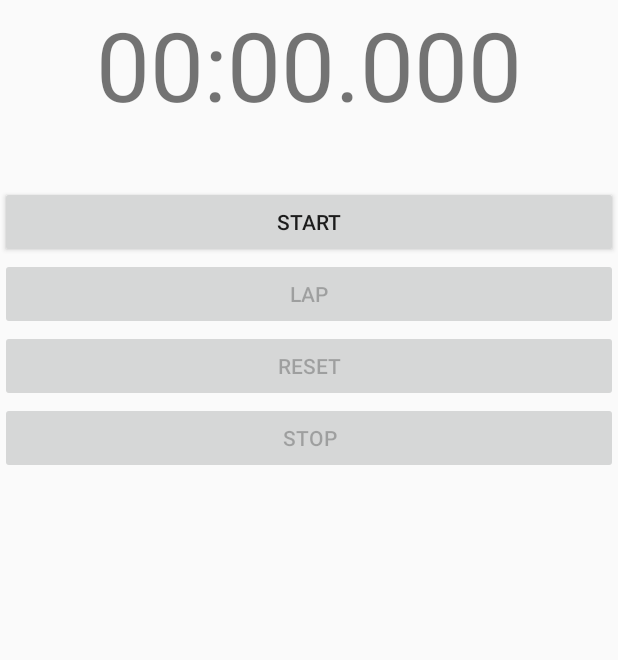
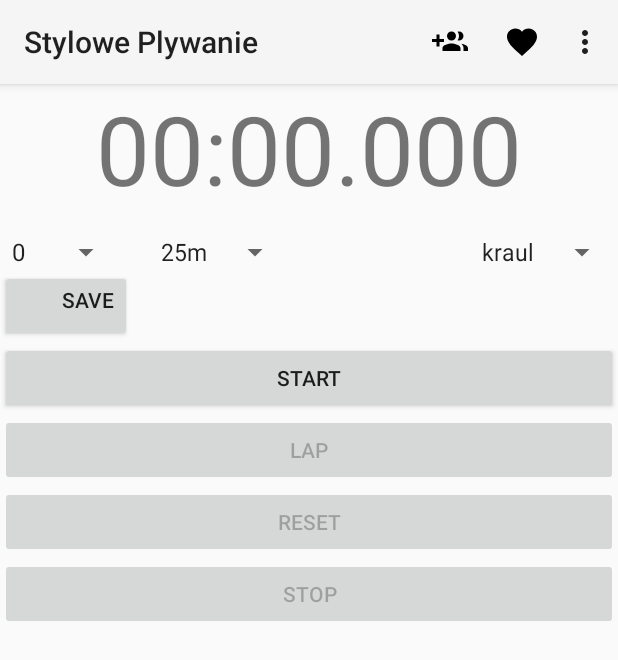
Before and after one commit to WoodenGlass/stylowePlywanie, an Android app: the TrainingManager screen opened directly, with no data from a screen before it, on a phone screen of 412 x 824 dp. Shown: the top 660 px of the screen. Run offline under Robolectric (Android 15) with nearby library versions, the phone set to English and light mode, and no system bars.

```diff
--- a/app/src/main/java/com/example/dobrowol/styloweplywanie/teammanagement/TrainingManager.java
+++ b/app/src/main/java/com/example/dobrowol/styloweplywanie/teammanagement/TrainingManager.java
@@ -7,24 +7,32 @@ import android.os.Handler;
 import android.os.SystemClock;
 import android.support.annotation.Nullable;
 import android.support.v7.app.AppCompatActivity;
+import android.support.v7.widget.Toolbar;
 import android.util.Log;
 import android.view.ContextMenu;
+import android.view.Menu;
+import android.view.MenuInflater;
 import android.view.MenuItem;
 import android.view.View;
 import android.widget.AdapterView;
 import android.widget.ArrayAdapter;
 import android.widget.Button;
 import android.widget.ListView;
+import android.widget.Spinner;
 import android.widget.TextView;
+import android.widget.Toast;
 
 import com.example.dobrowol.styloweplywanie.R;
+import com.example.dobrowol.styloweplywanie.utils.CsvDataUtils;
 import com.example.dobrowol.styloweplywanie.utils.StudentAchievement;
 import com.example.dobrowol.styloweplywanie.utils.StudentData;
 import com.example.dobrowol.styloweplywanie.utils.TeamData;
 import com.example.dobrowol.styloweplywanie.utils.TeamDataUtils;
 
+import java.text.SimpleDateFormat;
 import java.util.ArrayList;
 import java.util.Arrays;
+import java.util.Calendar;
 import java.util.HashMap;
 import java.util.LinkedList;
 import java.util.List;
@@ -35,6 +43,7 @@ import java.util.Map;
  */
 
 public class TrainingManager extends AppCompatActivity implements View.OnClickListener {
+    private static final int ADD_TEAM_REQUEST = 1;
     private static final String KEY = "TeamName";
     private String currentTime;
     private Button btnStart;
@@ -58,7 +67,36 @@ public class TrainingManager extends AppCompatActivity implements View.OnClickLi
     private String selectedTime;
     private String fileToSave;
     private StudentAchievement currentStudentAchievement;
+    Spinner spnr;
+    Spinner spnrDistance;
+    Spinner spnrStrokeCount;
+    Button btnSave;
 
+
+    String[] styles = {
+            "kraul",
+            "grzbiet",
+            "delfin",
+            "żabka",
+            "NN kraul",
+            "NN delfin",
+            "NN żabka",
+            "NN grzbiet",
+            "NN delfin pod wodą",
+            "NN delfin na plecach pod wodą"
+    };
+
+    String[] distances = {
+      "25m",
+            "50m",
+            "5m",
+            "15m",
+            "100m",
+            "200m",
+            "400m",
+            "1500m"
+    };
+    ArrayList<String> strokeCount;
     protected void onCreate(@Nullable Bundle savedInstanceState) {
         super.onCreate(savedInstanceState);
         setContentView(R.layout.activity_trainingmanager);
@@ -91,8 +129,125 @@ public class TrainingManager extends AppCompatActivity implements View.OnClickLi
         listView = (ListView)findViewById(R.id.listview1);
         listView.setAdapter(adapter);
         listView.setOnCreateContextMenuListener(this);
+
+        spnr = (Spinner)findViewById(R.id.tmSpinner);
+        spnrDistance = (Spinner)findViewById(R.id.tmDistanceSpinner);
+        spnrStrokeCount = (Spinner)findViewById(R.id.tmStrokeCountSpinner);
+        setupSpinner();
+        btnSave = (Button) findViewById(R.id.btnSaveAchievement);
+        btnSave.setOnClickListener(this);
+        currentStudentAchievement = new StudentAchievement();
+
+        Toolbar myToolbar = (Toolbar) findViewById(R.id.my_toolbar);
+        setSupportActionBar(myToolbar);
+
     }
+    private void setupSpinner()
+    {
+        ArrayAdapter<String> adapter = new ArrayAdapter<String>(
+                this, android.R.layout.simple_spinner_item, styles);
 
+        spnr.setAdapter(adapter);
+        spnr.setOnItemSelectedListener(
+                new AdapterView.OnItemSelectedListener() {
+
+                    @Override
+                    public void onItemSelected(AdapterView<?> arg0, View arg1,
+                                               int arg2, long arg3) {
+
+                        int position = spnr.getSelectedItemPosition();
+                        currentStudentAchievement.style = styles[+position];
+                        Toast.makeText(getApplicationContext(),"You have selected "+styles[+position],Toast.LENGTH_SHORT).show();
+                        // TODO Auto-generated method stub
+                    }
+
+                    @Override
+                    public void onNothingSelected(AdapterView<?> arg0) {
+                        // TODO Auto-generated method stub
+
+                    }
+
+                });
+        ArrayAdapter<String> adapter1 = new ArrayAdapter<String>(
+                this, android.R.layout.simple_spinner_item, distances);
+
+        spnrDistance.setAdapter(adapter1);
+        spnrDistance.setOnItemSelectedListener(
+                new AdapterView.OnItemSelectedListener() {
+
+                    @Override
+                    public void onItemSelected(AdapterView<?> arg0, View arg1,
+                                               int arg2, long arg3) {
+
+                        int position = spnrDistance.getSelectedItemPosition();
+                        currentStudentAchievement.distance = distances[+position];
+                        Toast.makeText(getApplicationContext(),"You have selected "+distances[+position],Toast.LENGTH_SHORT).show();
+                        // TODO Auto-generated method stub
+                    }
+
+                    @Override
+                    public void onNothingSelected(AdapterView<?> arg0) {
+                        // TODO Auto-generated method stub
+
+                    }
+
+                });
+        strokeCount = new ArrayList<>();
+        for (int i =0; i < 100; i++)
+        {
+            strokeCount.add(String.valueOf(i));
+        }
+        ArrayAdapter<String> adapter2 = new ArrayAdapter<String>(
+                this, android.R.layout.simple_spinner_item, strokeCount);
+
+        spnrStrokeCount.setAdapter(adapter2);
+        spnrStrokeCount.setOnItemSelectedListener(
+                new AdapterView.OnItemSelectedListener() {
+
+                    @Override
+                    public void onItemSelected(AdapterView<?> arg0, View arg1,
+                                               int arg2, long arg3) {
+
+                        int position = spnrStrokeCount.getSelectedItemPosition();
+                        currentStudentAchievement.strokeCount = strokeCount.get(+position);
+                        Toast.makeText(getApplicationContext(),"You have selected "+strokeCount.get(+position),Toast.LENGTH_SHORT).show();
+                        // TODO Auto-generated method stub
+                    }
+
+                    @Override
+                    public void onNothingSelected(AdapterView<?> arg0) {
+                        // TODO Auto-generated method stub
+
+                    }
+
+                });
+    }
+    @Override
+    public boolean onCreateOptionsMenu(Menu menu) {
+        MenuInflater inflater = getMenuInflater();
+        inflater.inflate(R.menu.menu_jointeam, menu);
+
+        return true;
+    }
+    @Override
+    public boolean onOptionsItemSelected(MenuItem item) {
+        // Handle item selection
+        switch (item.getItemId()) {
+            case R.id.action_addTeam:
+                showAddStudent();
+                return true;
+
+            default:
+                return super.onOptionsItemSelected(item);
+        }
+    }
+    private void showAddStudent() {
+        Intent intent = new Intent(this, AddStudentActivity.class);
+
+        //Intent pickContactIntent = new Intent(Intent.ACTION_PICK, ));
+        // Show user only contacts w/ phone numbers
+        startActivityForResult(intent, ADD_TEAM_REQUEST);
+    }
     private void fetchTeam(String teamName) {
         TeamDataUtils teamDataUtils = new TeamDataUtils(getApplicationContext());
         teamData = teamDataUtils.getTeam(teamName);
@@ -114,6 +269,7 @@ public class TrainingManager extends AppCompatActivity implements View.OnClickLi
         AdapterView.AdapterContextMenuInfo info = (AdapterView.AdapterContextMenuInfo)menuInfo;
         int position = info.position;
         selectedTime = (String) listView.getItemAtPosition(position);
+        currentStudentAchievement.time = (String) listView.getItemAtPosition(position);
         for (StudentData student : teamData.students) {
             menu.add(0, v.getId(), 0, student.name+" "+student.surname);
         }
@@ -133,9 +289,9 @@ public class TrainingManager extends AppCompatActivity implements View.OnClickLi
         switch (v.getId())
         {
             case R.id.btnStart:
-                if (StartTime == 0) {
+
                     StartTime = SystemClock.uptimeMillis();
-                }
+
                 handler.postDelayed(runnable, 0);
                 btnReset.setEnabled(true);
                 btnStop.setEnabled(true);
@@ -179,6 +335,13 @@ public class TrainingManager extends AppCompatActivity implements View.OnClickLi
                 adapter.notifyDataSetChanged();
 
                 break;
+            case R.id.btnSaveAchievement:
+                CsvDataUtils csvDataUtils = new CsvDataUtils(getApplicationContext());
+
+                currentStudentAchievement.date = new SimpleDateFormat("yyyyMMdd_HHmmss").format(Calendar.getInstance().getTime());
+                csvDataUtils.saveStudentAchievement(currentStudentAchievement, fileToSave);
+                Toast.makeText(getApplicationContext(),"Saved to "+fileToSave,Toast.LENGTH_SHORT).show();
+                break;
         }
     }
 
@@ -202,8 +365,6 @@ public class TrainingManager extends AppCompatActivity implements View.OnClickLi
     private void formatTime(long startTime, long endTime) {
          MillisecondTime = endTime - startTime;
 
-        UpdateTime = TimeBuff + MillisecondTime;
-
         Seconds = (int) (MillisecondTime / 1000);
 
         Minutes = Seconds / 60;
--- a/app/src/main/java/com/example/dobrowol/styloweplywanie/utils/StudentAchievementActivity.java
+++ b/app/src/main/java/com/example/dobrowol/styloweplywanie/utils/StudentAchievementActivity.java
@@ -69,13 +69,13 @@ public class StudentAchievementActivity extends AppCompatActivity implements Vie
         Integer distance = Integer.valueOf(distanceET.getText().toString());
         Integer strokeCount = Integer.valueOf(strokeCountEt.getText().toString());
 
-        CsvDataUtil csvDataUtil = new CsvDataUtil(getApplicationContext());
+        CsvDataUtils csvDataUtils = new CsvDataUtils(getApplicationContext());
         StudentAchievement sa = new StudentAchievement();
         sa.time = timeET.getText().toString();
         sa.strokeCount = strokeCountEt.getText().toString();
         sa.distance = distanceET.getText().toString();
         sa.date = dateEt.getText().toString();
-        csvDataUtil.saveStudentAchievement(sa, dataFile);
+        csvDataUtils.saveStudentAchievement(sa, dataFile);
 
     }
 }
--- a/app/src/main/res/layout/activity_trainingmanager.xml
+++ b/app/src/main/res/layout/activity_trainingmanager.xml
@@ -4,6 +4,15 @@
     xmlns:tools="http://schemas.android.com/tools"
     android:orientation="vertical" android:layout_width="match_parent"
     android:layout_height="match_parent">
+    <android.support.design.widget.AppBarLayout
+        android:id="@+id/appBarLayout"
+        android:layout_width="match_parent"
+        android:layout_height="wrap_content"
+        >
+
+        <include layout="@layout/app_bar"/>
+
+    </android.support.design.widget.AppBarLayout>
 <TextView
     android:layout_width="match_parent"
     android:layout_height="wrap_content"
@@ -16,14 +25,40 @@
         android:layout_width="match_parent"
         android:layout_height="wrap_content"
         android:orientation="horizontal">
-        <TextView
-            android:layout_width="match_parent"
-            android:layout_height="wrap_content"
-            android:id="@+id/tvStudentName" />
         <Spinner
             android:layout_width="wrap_content"
             android:layout_height="wrap_content"
+            android:gravity="left"
+
+            android:id="@+id/tmStrokeCountSpinner"/>
+        <Spinner
+            android:layout_width="wrap_content"
+            android:layout_height="wrap_content"
+            android:gravity="right"
+            android:id="@+id/tmDistanceSpinner"></Spinner>
+
+        <Spinner
+            android:layout_width="wrap_content"
+            android:layout_height="wrap_content"
+            android:gravity="right"
             android:id="@+id/tmSpinner"></Spinner>
+    </LinearLayout>
+    <LinearLayout
+        android:layout_width="match_parent"
+        android:layout_height="wrap_content"
+        android:orientation="horizontal">
+        <TextView
+            android:layout_width="wrap_content"
+            android:layout_height="wrap_content"
+            android:gravity="left"
+            android:id="@+id/tvStudentName" />
+        <Button
+            android:layout_width="wrap_content"
+            android:layout_height="wrap_content"
+            android:layout_gravity="right"
+            android:gravity="right"
+            android:text="save"
+            android:id="@+id/btnSaveAchievement"/>
     </LinearLayout>
 
     <Button
```
Also changed, not shown: app/src/main/java/com/example/dobrowol/styloweplywanie/utils/CsvDataUtils.java (renamed from app/src/main/java/com/example/dobrowol/styloweplywanie/utils/CsvDataUtil.java, +13 -16 lines), app/src/main/java/com/example/dobrowol/styloweplywanie/utils/StudentAchievement.java (+25 -14 lines), 3 other files.
